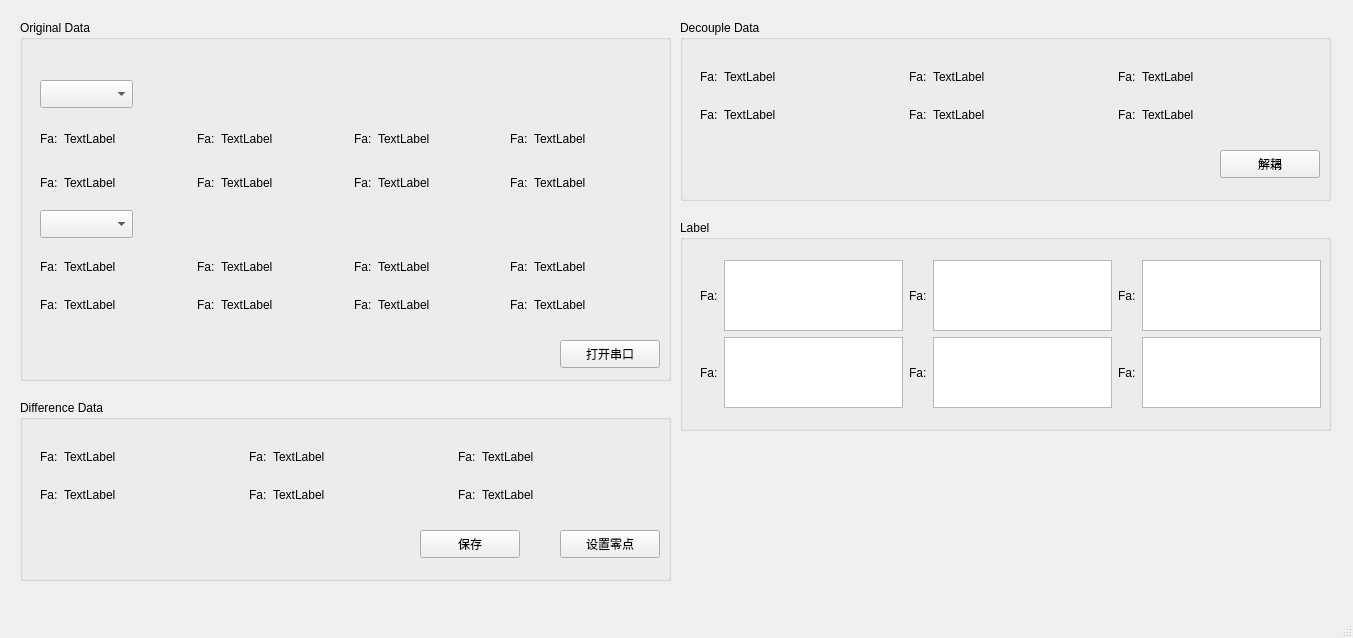
Old version of the form PyQt_ForceSensor/ForseSensor.ui in the repository Skylark0924/ForceSensor.
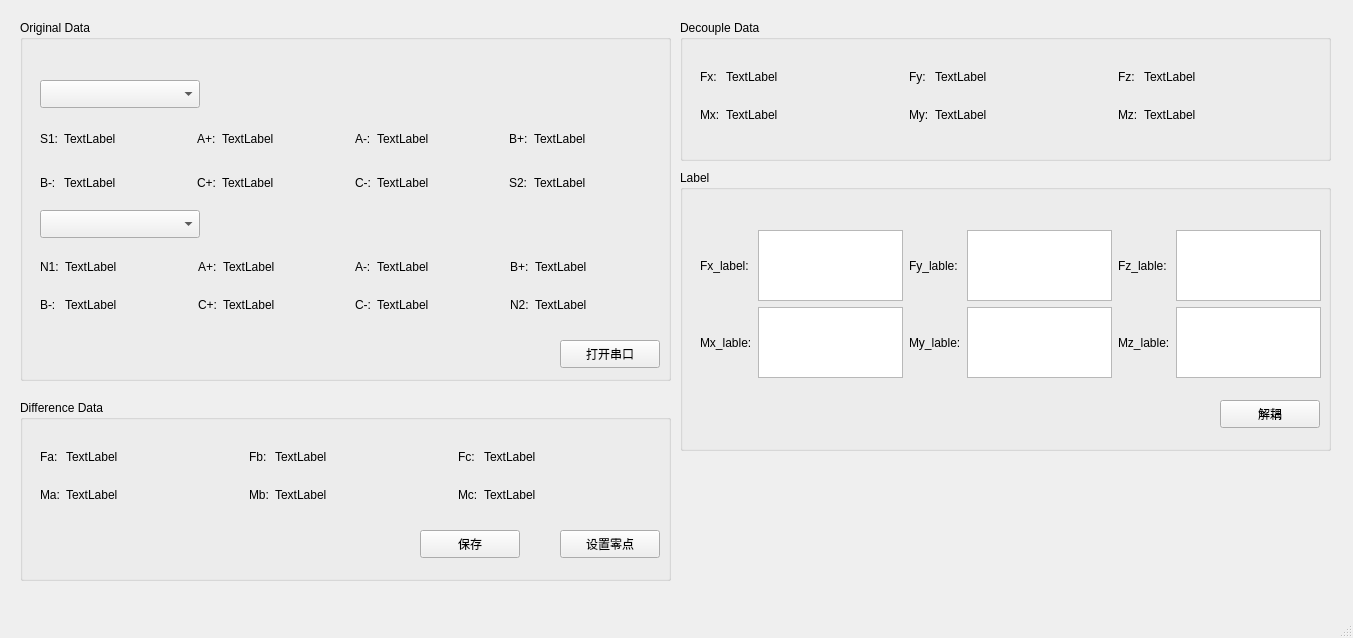
New version of the form.

What changed in the file:
```diff
--- a/PyQt_ForceSensor/ForseSensor.ui
+++ b/PyQt_ForceSensor/ForseSensor.ui
@@ -44,7 +44,7 @@
       <rect>
        <x>20</x>
        <y>190</y>
-       <width>93</width>
+       <width>160</width>
        <height>28</height>
       </rect>
      </property>
@@ -54,7 +54,7 @@
       <rect>
        <x>20</x>
        <y>60</y>
-       <width>93</width>
+       <width>160</width>
        <height>28</height>
       </rect>
      </property>
@@ -85,7 +85,7 @@
          </sizepolicy>
         </property>
         <property name="text">
-         <string>Fa:</string>
+         <string>A-:</string>
         </property>
        </widget>
       </item>
@@ -98,7 +98,7 @@
          </sizepolicy>
         </property>
         <property name="text">
-         <string>Fa:</string>
+         <string>N1:</string>
         </property>
        </widget>
       </item>
@@ -125,7 +125,7 @@
          </sizepolicy>
         </property>
         <property name="text">
-         <string>Fa:</string>
+         <string>A+:</string>
         </property>
        </widget>
       </item>
@@ -138,7 +138,7 @@
          </sizepolicy>
         </property>
         <property name="text">
-         <string>Fa:</string>
+         <string>B+:</string>
         </property>
        </widget>
       </item>
@@ -158,7 +158,7 @@
          </sizepolicy>
         </property>
         <property name="text">
-         <string>Fa:</string>
+         <string>B-:</string>
         </property>
        </widget>
       </item>
@@ -171,7 +171,7 @@
          </sizepolicy>
         </property>
         <property name="text">
-         <string>Fa:</string>
+         <string>C+:</string>
         </property>
        </widget>
       </item>
@@ -198,7 +198,7 @@
          </sizepolicy>
         </property>
         <property name="text">
-         <string>Fa:</string>
+         <string>C-:</string>
         </property>
        </widget>
       </item>
@@ -218,7 +218,7 @@
          </sizepolicy>
         </property>
         <property name="text">
-         <string>Fa:</string>
+         <string>N2:</string>
         </property>
        </widget>
       </item>
@@ -260,7 +260,7 @@
          </sizepolicy>
         </property>
         <property name="text">
-         <string>Fa:</string>
+         <string>A-:</string>
         </property>
        </widget>
       </item>
@@ -273,7 +273,7 @@
          </sizepolicy>
         </property>
         <property name="text">
-         <string>Fa:</string>
+         <string>S1:</string>
         </property>
        </widget>
       </item>
@@ -300,7 +300,7 @@
          </sizepolicy>
         </property>
         <property name="text">
-         <string>Fa:</string>
+         <string>A+:</string>
         </property>
        </widget>
       </item>
@@ -313,7 +313,7 @@
          </sizepolicy>
         </property>
         <property name="text">
-         <string>Fa:</string>
+         <string>B+:</string>
         </property>
        </widget>
       </item>
@@ -327,7 +327,7 @@
       <item row="1" column="0">
        <widget class="QLabel" name="label_3">
         <property name="text">
-         <string>Fa:</string>
+         <string>B-:</string>
         </property>
        </widget>
       </item>
@@ -340,7 +340,7 @@
          </sizepolicy>
         </property>
         <property name="text">
-         <string>Fa:</string>
+         <string>C+:</string>
         </property>
        </widget>
       </item>
@@ -367,7 +367,7 @@
          </sizepolicy>
         </property>
         <property name="text">
-         <string>Fa:</string>
+         <string>C-:</string>
         </property>
        </widget>
       </item>
@@ -387,7 +387,7 @@
          </sizepolicy>
         </property>
         <property name="text">
-         <string>Fa:</string>
+         <string>S2:</string>
         </property>
        </widget>
       </item>
@@ -445,7 +445,7 @@
          </sizepolicy>
         </property>
         <property name="text">
-         <string>Fa:</string>
+         <string>Fc:</string>
         </property>
        </widget>
       </item>
@@ -458,7 +458,7 @@
          </sizepolicy>
         </property>
         <property name="text">
-         <string>Fa:</string>
+         <string>Mb:</string>
         </property>
        </widget>
       </item>
@@ -491,7 +491,7 @@
          </sizepolicy>
         </property>
         <property name="text">
-         <string>Fa:</string>
+         <string>Fb:</string>
         </property>
        </widget>
       </item>
@@ -511,7 +511,7 @@
          </sizepolicy>
         </property>
         <property name="text">
-         <string>Fa:</string>
+         <string>Ma:</string>
         </property>
        </widget>
       </item>
@@ -552,7 +552,7 @@
          </sizepolicy>
         </property>
         <property name="text">
-         <string>Fa:</string>
+         <string>Mc:</string>
         </property>
        </widget>
       </item>
@@ -578,25 +578,12 @@
       <x>680</x>
       <y>20</y>
       <width>651</width>
-      <height>181</height>
+      <height>141</height>
      </rect>
     </property>
     <property name="title">
      <string>Decouple Data</string>
     </property>
-    <widget class="QPushButton" name="decp_button">
-     <property name="geometry">
-      <rect>
-       <x>540</x>
-       <y>130</y>
-       <width>100</width>
-       <height>28</height>
-      </rect>
-     </property>
-     <property name="text">
-      <string>解耦</string>
-     </property>
-    </widget>
     <widget class="QWidget" name="gridLayoutWidget_6">
      <property name="geometry">
       <rect>
@@ -616,7 +603,7 @@
          </sizepolicy>
         </property>
         <property name="text">
-         <string>Fa:</string>
+         <string>Fz:</string>
         </property>
        </widget>
       </item>
@@ -629,7 +616,7 @@
          </sizepolicy>
         </property>
         <property name="text">
-         <string>Fa:</string>
+         <string>My:</string>
         </property>
        </widget>
       </item>
@@ -642,7 +629,7 @@
          </sizepolicy>
         </property>
         <property name="text">
-         <string>Fa:</string>
+         <string>Fx:</string>
         </property>
        </widget>
       </item>
@@ -662,7 +649,7 @@
          </sizepolicy>
         </property>
         <property name="text">
-         <string>Fa:</string>
+         <string>Fy:</string>
         </property>
        </widget>
       </item>
@@ -682,7 +669,7 @@
          </sizepolicy>
         </property>
         <property name="text">
-         <string>Fa:</string>
+         <string>Mx:</string>
         </property>
        </widget>
       </item>
@@ -723,7 +710,7 @@
          </sizepolicy>
         </property>
         <property name="text">
-         <string>Fa:</string>
+         <string>Mz:</string>
         </property>
        </widget>
       </item>
@@ -734,9 +721,9 @@
     <property name="geometry">
      <rect>
       <x>680</x>
-      <y>220</y>
+      <y>170</y>
       <width>651</width>
-      <height>211</height>
+      <height>281</height>
      </rect>
     </property>
     <property name="title">
@@ -746,7 +733,7 @@
      <property name="geometry">
       <rect>
        <x>20</x>
-       <y>40</y>
+       <y>60</y>
        <width>621</width>
        <height>148</height>
       </rect>
@@ -761,14 +748,14 @@
          </sizepolicy>
         </property>
         <property name="text">
-         <string>Fa:</string>
+         <string>Fz_lable:</string>
         </property>
        </widget>
       </item>
       <item row="1" column="5">
        <widget class="QTextEdit" name="textEdit_4">
         <property name="sizePolicy">
-         <sizepolicy hsizetype="Expanding" vsizetype="Maximum">
+         <sizepolicy hsizetype="Maximum" vsizetype="Maximum">
           <horstretch>0</horstretch>
           <verstretch>0</verstretch>
          </sizepolicy>
@@ -778,7 +765,7 @@
       <item row="0" column="5">
        <widget class="QTextEdit" name="textEdit_3">
         <property name="sizePolicy">
-         <sizepolicy hsizetype="Expanding" vsizetype="Maximum">
+         <sizepolicy hsizetype="Maximum" vsizetype="Maximum">
           <horstretch>0</horstretch>
           <verstretch>0</verstretch>
          </sizepolicy>
@@ -788,7 +775,7 @@
       <item row="0" column="1">
        <widget class="QTextEdit" name="textEdit_2">
         <property name="sizePolicy">
-         <sizepolicy hsizetype="Expanding" vsizetype="Maximum">
+         <sizepolicy hsizetype="Maximum" vsizetype="Maximum">
           <horstretch>0</horstretch>
           <verstretch>0</verstretch>
          </sizepolicy>
@@ -804,7 +791,7 @@
          </sizepolicy>
         </property>
         <property name="text">
-         <string>Fa:</string>
+         <string>Fy_lable:</string>
         </property>
        </widget>
       </item>
@@ -817,7 +804,7 @@
          </sizepolicy>
         </property>
         <property name="text">
-         <string>Fa:</string>
+         <string>Fx_label:</string>
         </property>
        </widget>
       </item>
@@ -830,7 +817,7 @@
          </sizepolicy>
         </property>
         <property name="text">
-         <string>Fa:</string>
+         <string>My_lable:</string>
         </property>
        </widget>
       </item>
@@ -843,7 +830,7 @@
          </sizepolicy>
         </property>
         <property name="text">
-         <string>Fa:</string>
+         <string>Mx_lable:</string>
         </property>
        </widget>
       </item>
@@ -856,14 +843,14 @@
          </sizepolicy>
         </property>
         <property name="text">
-         <string>Fa:</string>
+         <string>Mz_lable:</string>
         </property>
        </widget>
       </item>
       <item row="1" column="1">
        <widget class="QTextEdit" name="textEdit">
         <property name="sizePolicy">
-         <sizepolicy hsizetype="Expanding" vsizetype="Maximum">
+         <sizepolicy hsizetype="Maximum" vsizetype="Maximum">
           <horstretch>0</horstretch>
           <verstretch>0</verstretch>
          </sizepolicy>
@@ -873,7 +860,7 @@
       <item row="0" column="7">
        <widget class="QTextEdit" name="textEdit_5">
         <property name="sizePolicy">
-         <sizepolicy hsizetype="Expanding" vsizetype="Maximum">
+         <sizepolicy hsizetype="Maximum" vsizetype="Maximum">
           <horstretch>0</horstretch>
           <verstretch>0</verstretch>
          </sizepolicy>
@@ -883,7 +870,7 @@
       <item row="1" column="7">
        <widget class="QTextEdit" name="textEdit_6">
         <property name="sizePolicy">
-         <sizepolicy hsizetype="Expanding" vsizetype="Maximum">
+         <sizepolicy hsizetype="Maximum" vsizetype="Maximum">
           <horstretch>0</horstretch>
           <verstretch>0</verstretch>
          </sizepolicy>
@@ -892,6 +879,19 @@
       </item>
      </layout>
     </widget>
+    <widget class="QPushButton" name="decp_button">
+     <property name="geometry">
+      <rect>
+       <x>540</x>
+       <y>230</y>
+       <width>100</width>
+       <height>28</height>
+      </rect>
+     </property>
+     <property name="text">
+      <string>解耦</string>
+     </property>
+    </widget>
    </widget>
   </widget>
   <widget class="QMenuBar" name="menubar">
```
Left out of the diff: 20 changed lines with no effect on the pictures.
